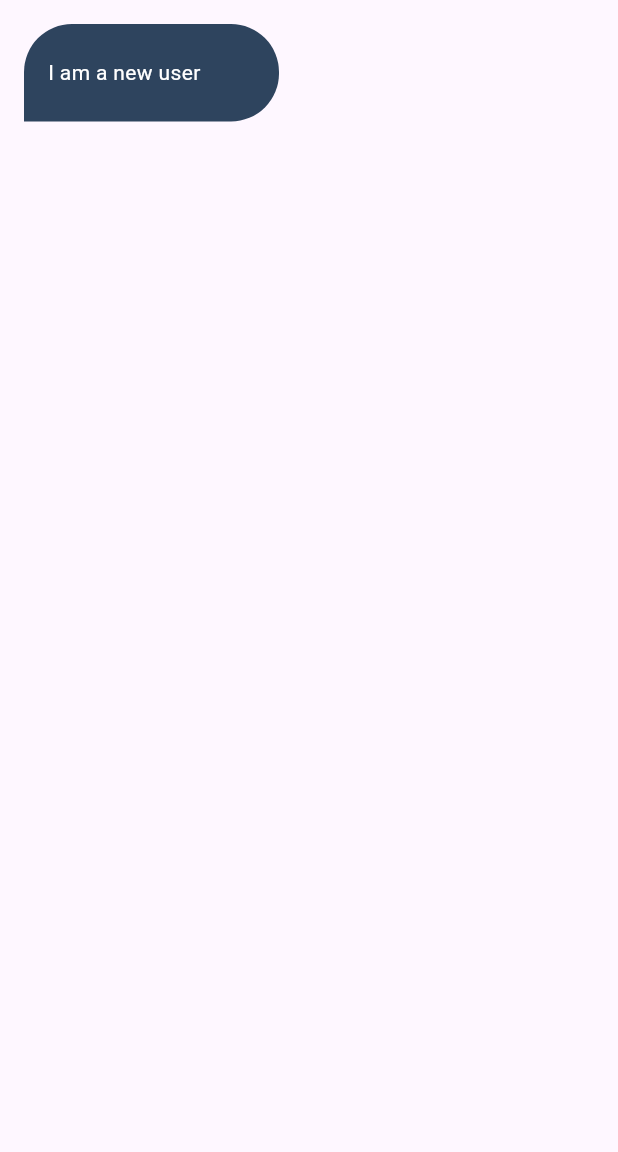
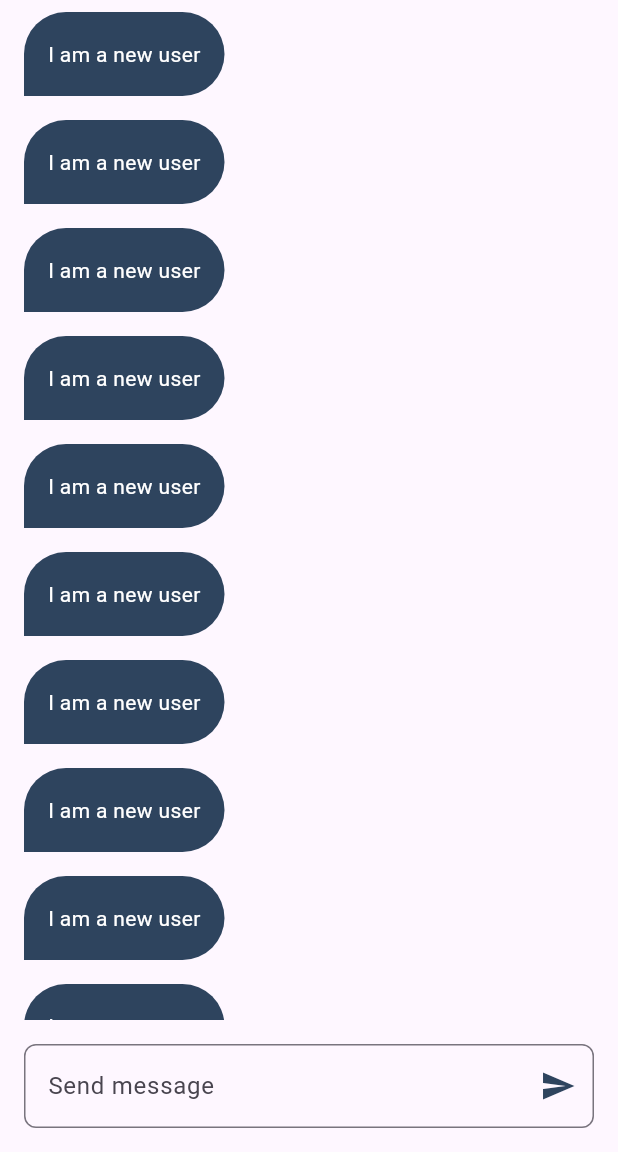
Before and after one commit to m7mdragab74/chat-app, a Flutter app: the HomeScreen screen opened by its route, on a phone screen of 412 x 824 dp, the part 84-1236 px from its top. Run offline on Flutter 3.47's test engine with Material 3 defaults, Android fonts, the phone set to English and light mode, and no system bars; our stand-ins replace firebase_auth, firebase_core, modal_progress_hud_nsn; accounts and stored records are empty; statements that could not run were skipped.

Commit message:
done chat screen ui

```diff
--- a/lib/views/home_screen.dart
+++ b/lib/views/home_screen.dart
@@ -27,7 +27,35 @@ class HomeScreen extends StatelessWidget {
           ],
         ),
       ),
-      body: ChatBubble(),
+      body: Column(
+        children: [
+          Expanded(
+            child: ListView.builder(
+              itemBuilder: (context, index) {
+                return ChatBubble();
+              },
+            ),
+          ),
+          Padding(
+            padding: const EdgeInsets.all(16),
+            child: TextField(
+              decoration: InputDecoration(
+                hintText: 'Send message',
+                suffixIcon: Icon(
+                  Icons.send,
+                  color: kPrimaryColor,
+                ),
+                border: OutlineInputBorder(
+                  borderRadius: BorderRadius.circular(8),
+                  borderSide: BorderSide(
+                    color: kPrimaryColor,
+                  ),
+                ),
+              ),
+            ),
+          )
+        ],
+      ),
     );
   }
 }
--- a/lib/views/sign_in_screen.dart
+++ b/lib/views/sign_in_screen.dart
@@ -77,7 +77,6 @@ class _SignInScreenState extends State<SignInScreen> {
                       setState(() {});
                       try {
                         await loginUser();
-                        showSnackBar(context, 'Success');
                         Navigator.pushNamed(context, 'HomeScreen');
                       } on FirebaseAuthException catch (e) {
                         if (e.code == 'user-not-found') {
--- a/lib/widget/chat/chat_bubble.dart
+++ b/lib/widget/chat/chat_bubble.dart
@@ -8,12 +8,16 @@ class ChatBubble extends StatelessWidget {
 
   @override
   Widget build(BuildContext context) {
-    return Container(
-      height: 65,
-      width: 170,
+    return Align(
       alignment: Alignment.centerLeft,
-      padding: EdgeInsets.only(left: 16),
-      margin: EdgeInsets.all(16),
+      child: Container(
+        padding: EdgeInsets.only(
+          left: 16,
+          top: 18,
+          bottom: 18,
+          right: 16,
+        ),
+        margin: EdgeInsets.symmetric(horizontal: 16, vertical: 8),
         decoration: BoxDecoration(
           borderRadius: BorderRadius.only(
             topLeft: Radius.circular(32),
@@ -28,6 +32,7 @@ class ChatBubble extends StatelessWidget {
             color: Colors.white,
           ),
         ),
+      ),
     );
   }
 }
--- a/lib/widget/signIn&signUp/custom_text_field_widget.dart
+++ b/lib/widget/signIn&signUp/custom_text_field_widget.dart
@@ -22,14 +22,8 @@ class CustomFormTextFieldWidget extends StatelessWidget {
         labelStyle: const TextStyle(
           color: Colors.white,
         ),
-        focusedBorder: OutlineInputBorder(
+        border: OutlineInputBorder(
           borderSide: const BorderSide(color: Colors.white),
-          borderRadius: BorderRadius.circular(4.0),
-        ),
-        enabledBorder: OutlineInputBorder(
-          borderSide: const BorderSide(
-            color: Colors.white,
-          ),
           borderRadius: BorderRadius.circular(4.0),
         ),
       ),
```
Lines whose indentation alone changed are shown as unchanged.
